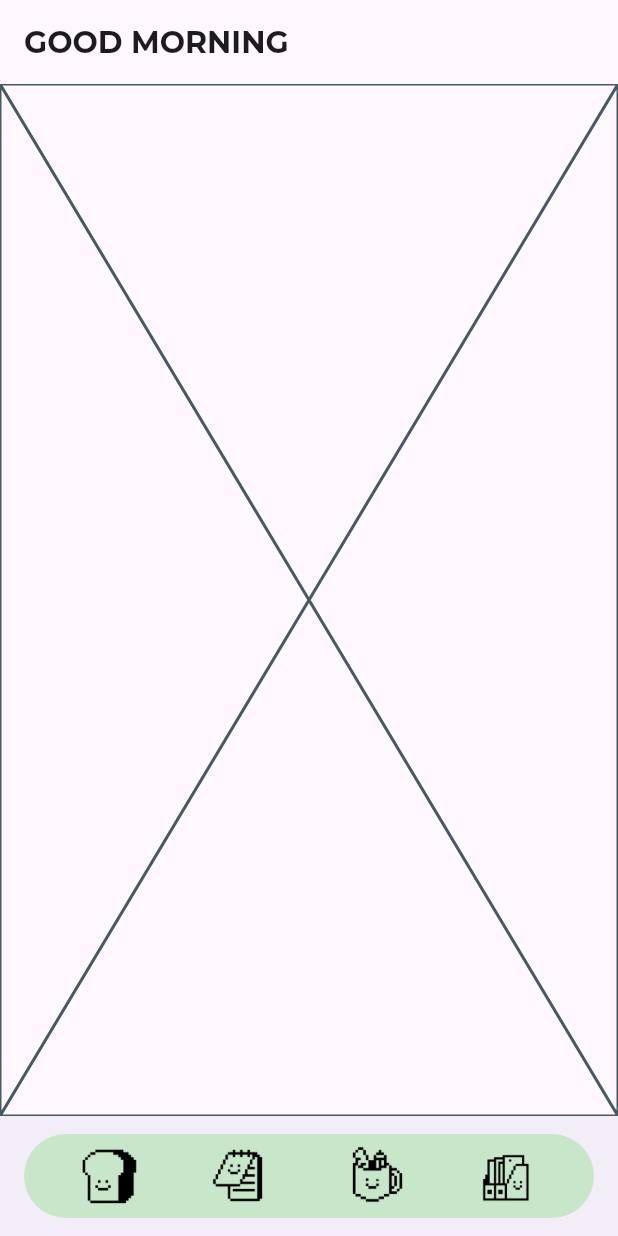
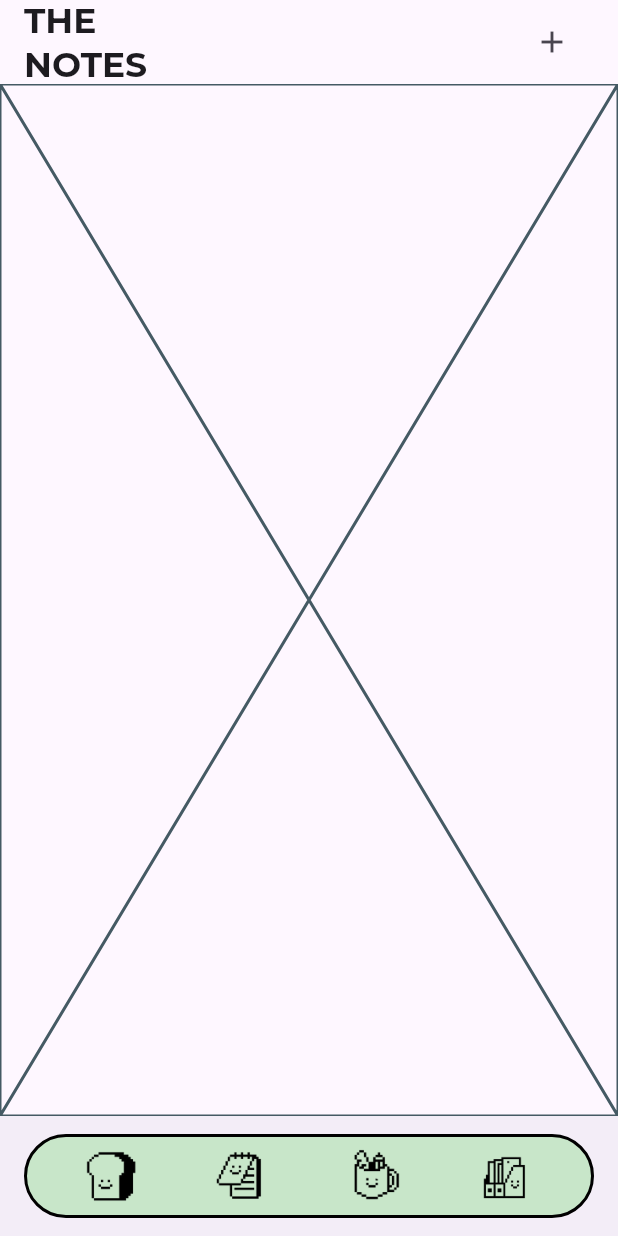
Before and after one commit to rrai23/StudyBuddy, a Flutter app: the screen it shows after launch, on a phone screen of 412 x 824 dp. Run offline on Flutter 3.47's test engine with Material 3 defaults, Android fonts, the light colour scheme and no system bars; our stand-ins replace google_fonts.

Commit message:
added the notes page

```diff
--- a/studybuddy/lib/main.dart
+++ b/studybuddy/lib/main.dart
@@ -1,10 +1,11 @@
 import 'package:flutter/material.dart';
-import 'package:studybuddy/screens/home.dart';
+import 'package:studybuddy/screens/notes.dart';
 
 void main() {
   runApp(
     MaterialApp(
-      home: Home(),
+      debugShowCheckedModeBanner: false,
+      home: Notes(),
     )
   );
 }
--- a/studybuddy/lib/screens/home.dart
+++ /dev/null
@@ -1,39 +0,0 @@
-import 'package:flutter/material.dart';
-import 'package:google_fonts/google_fonts.dart';
-import 'package:studybuddy/shared/taskbar.dart';
-
-
-class Home extends StatefulWidget {
-  const Home({super.key});
-
-  @override
-  State<Home> createState() => _HomeState();
-}
-
-class _HomeState extends State<Home> {
-  @override
-  Widget build(BuildContext context) {
-    return Scaffold(
-
-      appBar: AppBar(
-        title: Text(
-          "GOOD MORNING",
-          style: GoogleFonts.montserrat(
-            fontSize: 20,
-            fontWeight: FontWeight.bold,
-          )
-        ),
-      ),
-
-      bottomNavigationBar: BottomAppBar(
-
-        child: TaskBar(
-        ),
-
-      ),
-
-
-      body: Placeholder(),
-    );
-  }
-}
--- /dev/null
+++ b/studybuddy/lib/screens/notes.dart
@@ -0,0 +1,66 @@
+import 'package:flutter/material.dart';
+import 'package:google_fonts/google_fonts.dart';
+import 'package:studybuddy/shared/taskbar.dart';
+
+
+class Notes extends StatefulWidget {
+  const Notes ({super.key});
+
+  @override
+  State<Notes> createState() => _HomeState();
+}
+
+class _HomeState extends State<Notes> {
+  @override
+  Widget build(BuildContext context) {
+    return Scaffold(
+
+      appBar: AppBar(
+        title: Column(
+          crossAxisAlignment: CrossAxisAlignment.start,
+          children: [
+          Text(
+            "THE",
+            style: GoogleFonts.montserrat(
+            fontSize: 23,
+            fontWeight: FontWeight.bold,
+            )
+          ),
+          Text(
+            "NOTES",
+            style: GoogleFonts.montserrat(
+            fontSize: 23,
+            fontWeight: FontWeight.bold,
+            )
+          ),
+
+          ],
+        ),
+
+        actions: [
+          IconButton(
+          onPressed: () {
+
+          },
+
+          icon: Icon(Icons.add),
+          ),
+          SizedBox(width: 20,)
+
+        ]
+
+     ),
+
+      bottomNavigationBar: BottomAppBar(
+
+        child: TaskBar(),
+
+      ),
+
+
+      body: Placeholder(),
+
+
+    );
+  }
+}
--- a/studybuddy/lib/shared/taskbar.dart
+++ b/studybuddy/lib/shared/taskbar.dart
@@ -9,8 +9,9 @@ class TaskBar extends StatelessWidget {
       padding: EdgeInsets.all(8),
       decoration: BoxDecoration(
         borderRadius: BorderRadius.circular(50),
-        border: Border(
-
+        border: Border.all(
+          color: Colors.black,
+          width: 2,
         ),
         color: Colors.green[100],
       ),
--- a/studybuddy/pubspec.yaml
+++ b/studybuddy/pubspec.yaml
@@ -7,11 +7,17 @@ environment:
   sdk: ^3.11.0
 
 dependencies:
+  hive: ^2.2.3
+  hive_flutter: ^1.1.0
+
   flutter:
     sdk: flutter
   google_fonts: ^8.0.2
 
 dev_dependencies:
+  hive_generator: ^2.0.1
+  build_runner: ^2.4.9
+
   flutter_test:
     sdk: flutter
   flutter_lints: ^6.0.0
```
Also changed, not shown: studybuddy/pubspec.lock.
